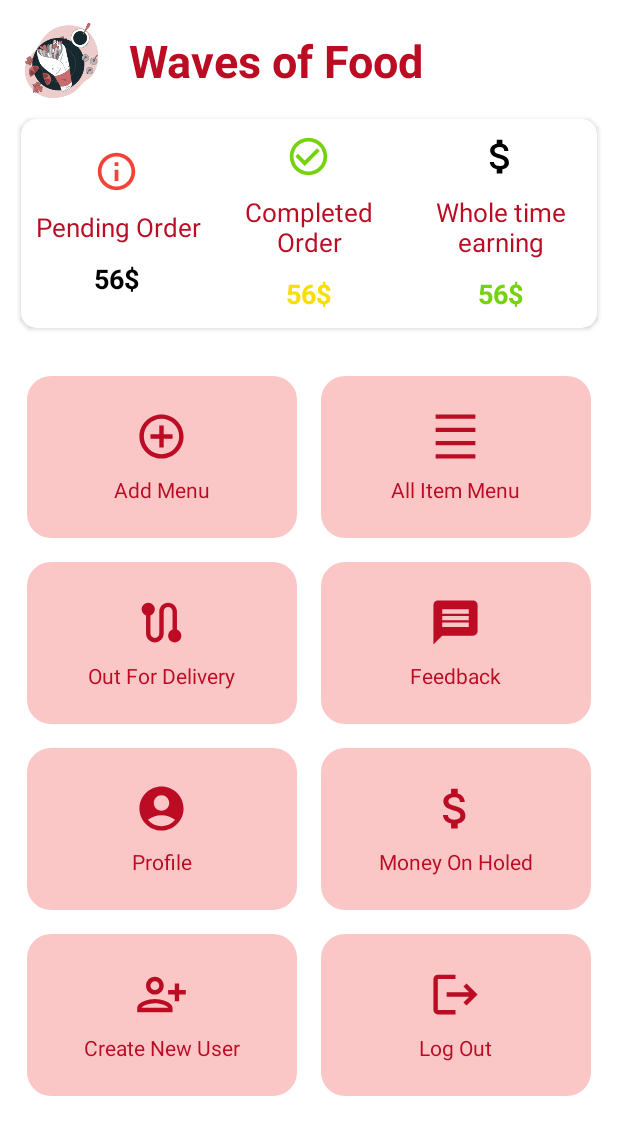
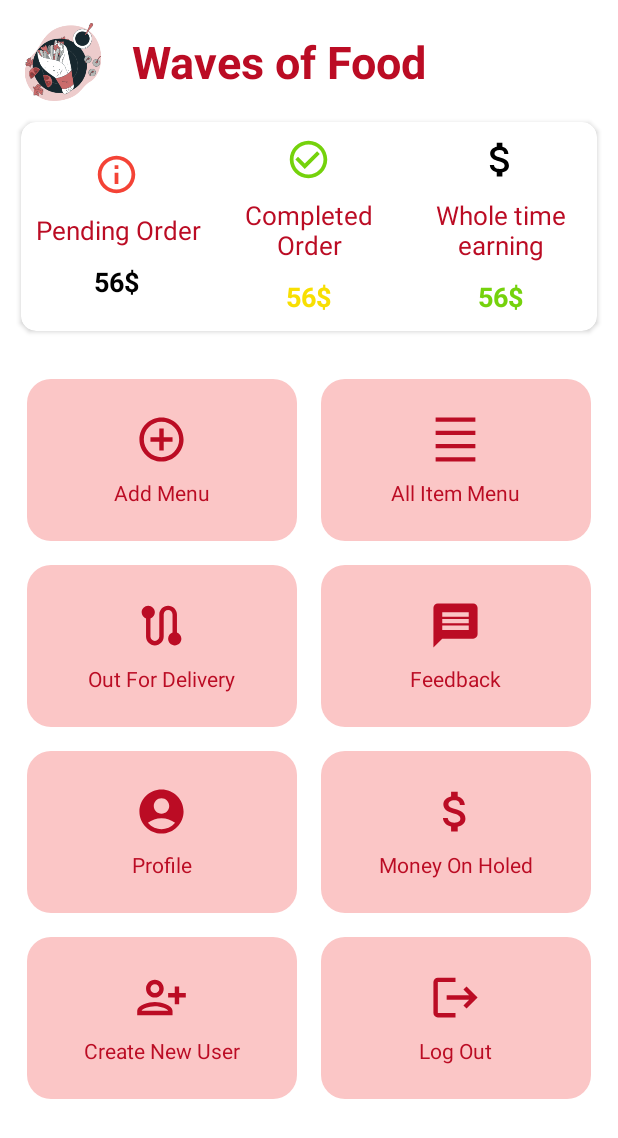
Before and after one commit to Pradeep912830/QuickBite-Vendor, an Android app: the screen it shows after launch (MainActivity), on a phone screen of 412 x 824 dp. Shown: the top 1138 px of the screen. Run offline under Robolectric (Android 15) with nearby library versions, the phone set to English and light mode, and no system bars.

Commit message:
main activity changes

```diff
--- a/app/src/main/res/layout/activity_main.xml
+++ b/app/src/main/res/layout/activity_main.xml
@@ -18,8 +18,8 @@
         android:orientation="horizontal">
 
         <ImageView
-            android:layout_width="50dp"
-            android:layout_height="50dp"
+            android:layout_width="52dp"
+            android:layout_height="52dp"
             android:src="@drawable/adminsplash"
             android:layout_marginLeft="16dp"/>
 
```
